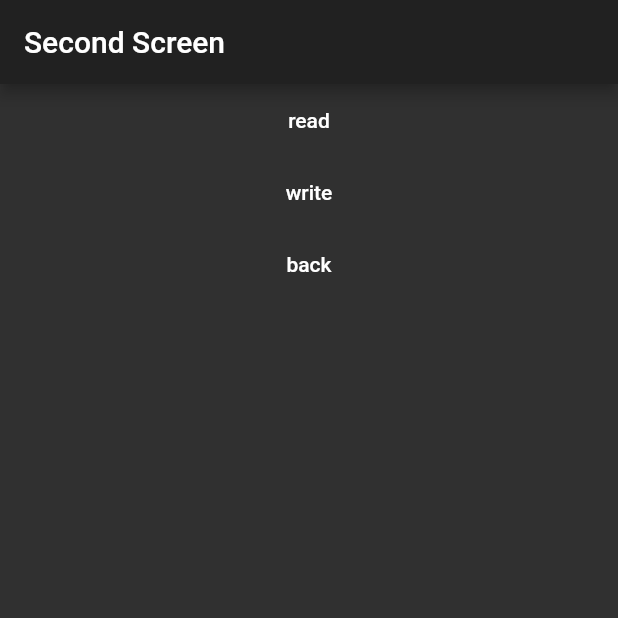
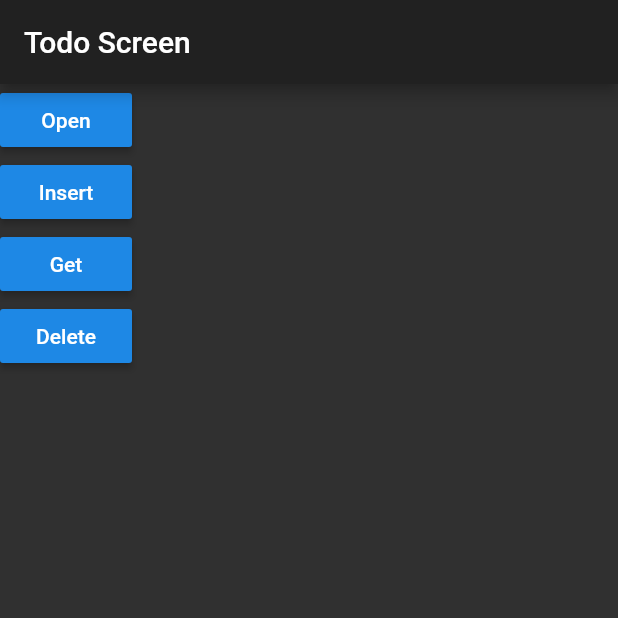
Before and after one commit to prapawity/lab01, a Flutter app: the screen it shows after launch, on a phone screen of 412 x 824 dp, the top half of it. Run offline on Flutter 3.47's test engine with Material 2 defaults, Android fonts, the phone set to English and light mode, and no system bars; our stand-ins replace datetime_picker_formfield, image_picker, sqflite; missing offline and left inert: flutter_date_picker; accounts and stored records are empty.

Commit message:
add week 7

```diff
--- a/hello_world/lib/main.dart
+++ b/hello_world/lib/main.dart
@@ -5,6 +5,7 @@ import './ui/detail_screen.dart';
 import './ui/forn_screen.dart';
 import './ui/listdata.dart';
 import './ui/listviewPost.dart';
+import './ui/todoScreen.dart';
 
 void main() => runApp(MyApp());
 
@@ -23,7 +24,7 @@ class MyApp extends StatelessWidget {
       //home: MyHomePage(),
       initialRoute: "/",
       routes: {
-        "/": (context) => SecondScreen(),
+        "/": (context) => TodoScreen(),
         // "/": (context) =>FirstScreen(),
         // "/second" :(context) => DetailScreen(title: "test",),
         },
--- /dev/null
+++ b/hello_world/lib/model/todo.dart
@@ -0,0 +1,71 @@
+import 'package:sqflite/sqflite.dart';
+
+
+
+
+final String todoTable = "todo";
+final String columnId = "_id";
+final String columnTitle = "title";
+final String columnDone = "done";
+class Todo{
+  int id;
+  String title;
+  bool done;
+
+  Todo();
+
+  Todo.formMap(Map<String,dynamic> map){
+    this.id = map[columnId];
+    this.title = map[columnTitle];
+    this.done = map[columnDone];
+  }
+  Map<String, dynamic> toMap(){
+    Map<String, dynamic> map = {
+      columnTitle:title,columnDone: done == true ? 1 : 0
+    };
+
+    if(id !=null){
+      map[columnId] = id;
+    }
+  }
+}
+
+class TodoProvider {
+  Database db;
+
+  Future open(String path) async {
+    db = await openDatabase(path,version:1,onCreate:(Database db, int version) async{
+      await db.execute('''create table $todoTable(
+        $columnId int primary key autoincrement,
+        $columnTitle text not null,
+        $columnDone int not null
+      )''');
+    });
+  }
+
+  Future<Todo> insert(Todo todo) async{
+    db.insert(todoTable,todo.toMap());
+    return todo;
+  }
+
+  Future<Todo> getTodo(int id) async{
+    List<Map<String, dynamic>> maps = await db.query(todoTable,columns: [columnId,columnTitle,columnDone],
+    where: '$columnId = ?',
+    whereArgs: [id]);
+    if (maps.length > 0) {
+      return new Todo.formMap(maps.first);
+    }
+    else{
+      return null;
+    }
+  }
+  Future<int> delete(int id) async{
+    return db.delete(todoTable,where:'$columnId = ?',whereArgs: [id]);
+
+  }
+  Future<int> update(Todo todo) async{
+    return db.update(todoTable, todo.toMap(),where: '$columnId = ?',whereArgs: [todo.id]);
+  }
+  Future close() => db.close();
+
+}
--- /dev/null
+++ b/hello_world/lib/ui/todoScreen.dart
@@ -0,0 +1,33 @@
+import 'package:flutter/material.dart';
+
+class TodoScreen extends StatelessWidget {
+  @override
+  Widget build(BuildContext context) {
+    // TODO: implement build
+    return Scaffold(
+      appBar: AppBar(
+        title: Text('Todo Screen'),
+      ),
+      body: Column(
+        children: <Widget>[
+          RaisedButton(
+            child: Text('Open'),
+            onPressed: () {},
+          ),
+          RaisedButton(
+            child: Text('Insert'),
+            onPressed: () {},
+          ),
+          RaisedButton(
+            child: Text('Get'),
+            onPressed: () {},
+          ),
+          RaisedButton(
+            child: Text('Delete'),
+            onPressed: () {},
+          ),
+        ],
+      ),
+    );
+  }
+}
--- a/hello_world/pubspec.yaml
+++ b/hello_world/pubspec.yaml
@@ -21,6 +21,7 @@ dependencies:
   image_picker: ^0.4.10
   http: ^0.11.3
   path_provider: ^0.4.1
+  sqflite: ^1.1.3
 
   # The following adds the Cupertino Icons font to your application.
   # Use with the CupertinoIcons class for iOS style icons.
```
Also changed, not shown: 1 other file.
